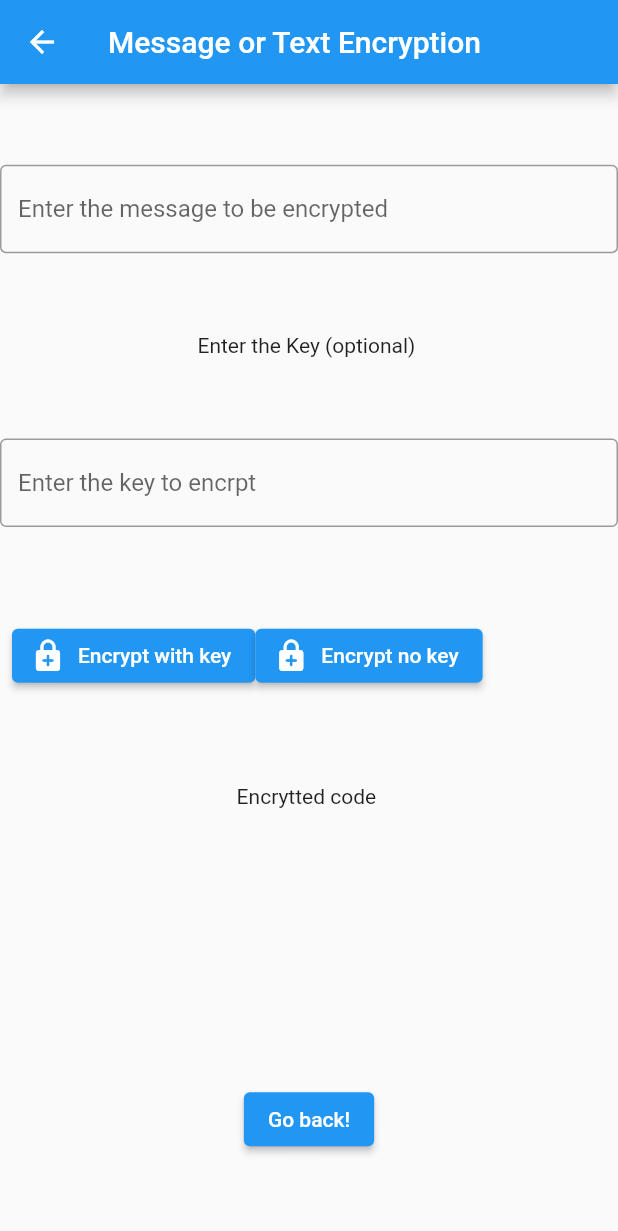
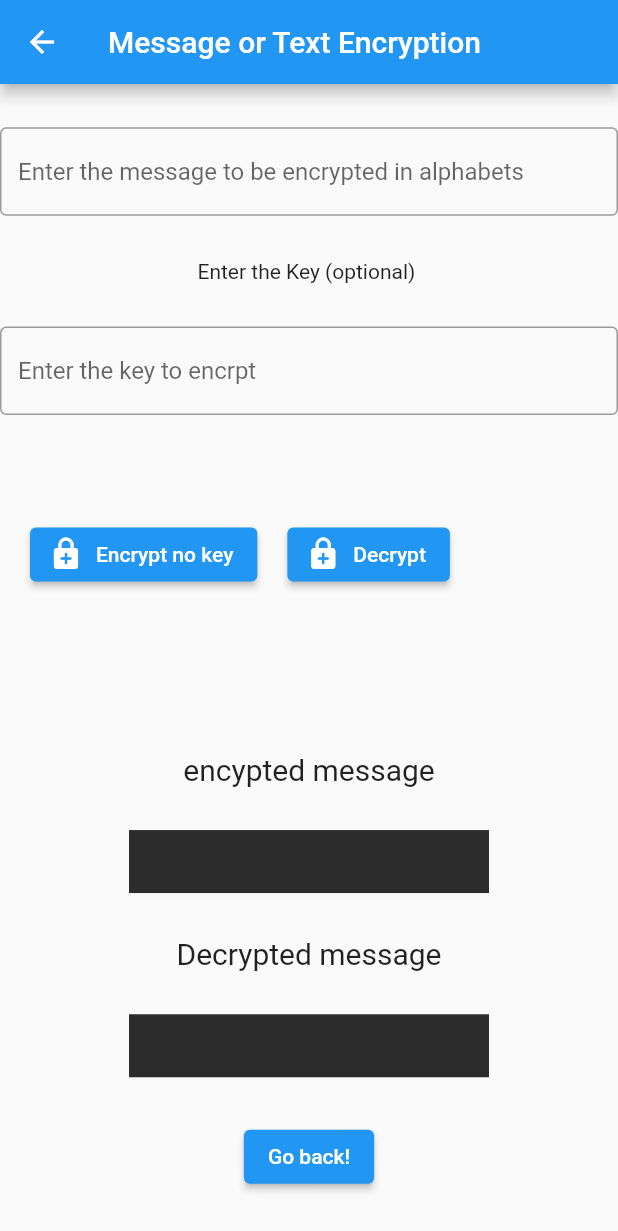
Before and after one commit to hxni444/kryptit, a Flutter app: the txtencrypt screen opened directly, after a tap on "Encrypt no key", on a phone screen of 412 x 824 dp. Shown: the top 1231 px of the screen. Run offline on Flutter 3.47's test engine with Material 2 defaults, Android fonts, the phone set to English and light mode, and no system bars; missing offline and left inert: encrypt; Roboto replaces fonts that are missing (Georgia).

Commit message:
encryptionmessagealpha

```diff
--- a/lib/message_encrpt.dart
+++ b/lib/message_encrpt.dart
@@ -22,6 +22,8 @@ class _txtencryptState extends State<txtencrypt> {
   int value = 0;
   int i = 0;
   String encryptedtext = "";
+  String decryptedtext = "";
+  var ciphervalue, dvalue;
   void encrypt_message(int key1) async {
     //final key = encrypt.Key.;
     //final iv = encrypt.IV.fromSecureRandom(16);
@@ -33,12 +35,14 @@ class _txtencryptState extends State<txtencrypt> {
     //print(encrypted.base16);
     //print(encrypted.base64);
     //encryptedtext = encrypted.bytes.toString();
-    print(data);
+    //print(data);
+    encryptedtext = "";
     for (i = 0; i < data.length; i++) {
       int value = data.codeUnitAt(i);
       print("orginal value ");
       print(value);
-      if (value + key >= 90) {
+      ciphervalue = value + key;
+      if (ciphervalue > 122) {
         value = value - 26 + key;
       } else {
         value = value + key;
@@ -46,11 +50,30 @@ class _txtencryptState extends State<txtencrypt> {
       encryptedtext += String.fromCharCode(value);
       //  String oneAsString = 1.toString();
       //print(value);
+      print("encrypted text");
       print(encryptedtext);
     }
   }
 
-  void decrypt_mesage() {}
+  void decrypt_mesage(int key1) async {
+    //decryptedtext = "";
+    for (i = 0; i < encryptedtext.length; i++) {
+      int dvalue = encryptedtext.codeUnitAt(i);
+      ciphervalue = dvalue - key;
+      print("dvalue");
+      print(dvalue);
+      if (ciphervalue < 97) {
+        dvalue = dvalue + 26 - key;
+      } else {
+        dvalue = dvalue - key;
+      }
+      print("$dvalue after decryption");
+      decryptedtext += String.fromCharCode(dvalue);
+    }
+    print("decryption completed");
+    print(decryptedtext);
+  }
+
   Widget build(BuildContext context) {
     return Scaffold(
         appBar: AppBar(title: Text("Message or Text Encryption")),
@@ -63,7 +86,7 @@ class _txtencryptState extends State<txtencrypt> {
                 controller: _textcontrol,
                 decoration: InputDecoration(
                   border: OutlineInputBorder(),
-                  hintText: 'Enter the message to be encrypted ',
+                  hintText: 'Enter the message to be encrypted in alphabets ',
                 ),
               ),
               Column(
@@ -84,17 +107,9 @@ class _txtencryptState extends State<txtencrypt> {
                 ),
               ),
               Padding(
-                padding: const EdgeInsets.all(8.0),
+                padding: const EdgeInsets.all(20.0),
                 child: Row(
                   children: [
-                    ElevatedButton.icon(
-                      onPressed: () {
-                        // key = _keycontrol.text;
-                        //   data = _keycontrol.text;
-                      },
-                      icon: Icon(Icons.enhanced_encryption_rounded),
-                      label: Text("Encrypt with key"),
-                    ),
                     ElevatedButton.icon(
                       onPressed: () {
                         data = _textcontrol.text;
@@ -109,18 +124,76 @@ class _txtencryptState extends State<txtencrypt> {
                         "Encrypt no key",
                       ),
                     ),
+                    Padding(
+                      padding: const EdgeInsets.all(20.0),
+                      child: ElevatedButton.icon(
+                        onPressed: () {
+                          decryptedtext = "";
+                          // key = _keycontrol.text;
+                          //   data = _keycontrol.text;
+                          setState(() {
+                            decrypt_mesage(key);
+                          });
+                        },
+                        icon: Icon(Icons.enhanced_encryption_rounded),
+                        label: Text("Decrypt"),
+                      ),
+                    ),
                   ],
                 ),
               ),
-              const Text(
-                "Encrytted code ",
-                textAlign: TextAlign.left,
-              ),
+
               SizedBox(height: 10),
               Text(
-                encryptedtext,
-                style: TextStyle(fontSize: 10),
+                "encypted message",
+                style: TextStyle(fontSize: 20),
               ),
+              Container(
+                width: 240.0,
+                height: 42.0,
+                decoration: BoxDecoration(
+                  // borderRadius: BorderRadius.circular(24.0),
+                  border: Border.symmetric(),
+                  color: const Color(0xff2c2c2c),
+                ),
+                child: SizedBox(
+                  child: Text(
+                    encryptedtext,
+                    style: TextStyle(
+                      fontFamily: 'Arial',
+                      fontSize: 20,
+                      color: Colors.white,
+                      height: 2,
+                    ),
+                  ),
+                ),
+              ),
+              Text(
+                "Decrypted message",
+                style: TextStyle(fontSize: 20),
+              ),
+              // SizedBox.fromSize(size: 10),
+              Container(
+                width: 240.0,
+                height: 42.0,
+                decoration: BoxDecoration(
+                  // borderRadius: BorderRadius.circular(24.0),
+                  border: Border.symmetric(),
+                  color: const Color(0xff2c2c2c),
+                ),
+                child: SizedBox(
+                  child: Text(
+                    decryptedtext,
+                    style: TextStyle(
+                      fontFamily: 'Arial',
+                      fontSize: 20,
+                      color: Colors.white,
+                      height: 2,
+                    ),
+                  ),
+                ),
+              ),
+
               ElevatedButton(
                 onPressed: () {
                   Navigator.of(context).push(
```
